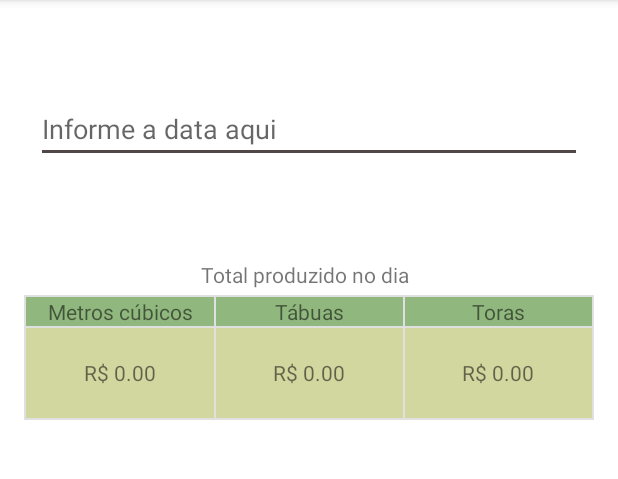
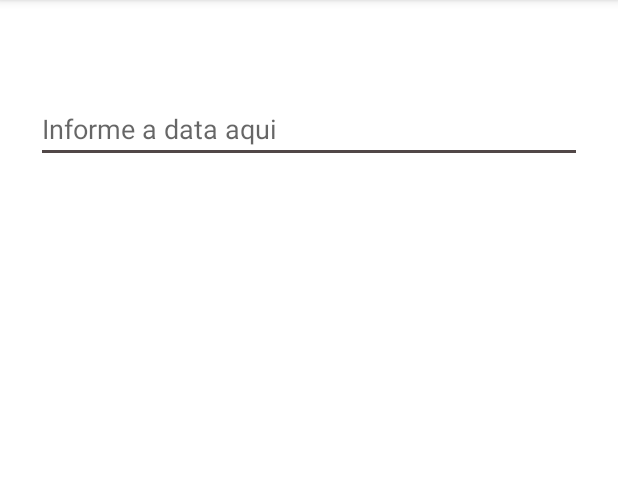
Before and after one commit to RafaGois/Tabuas, an Android app: the fragment GraphPizza shown on its own in the app's theme, on a phone screen of 412 x 824 dp, the part 84-563 px from its top. Run offline under Robolectric (Android 15) with nearby library versions, the phone set to English and light mode, and no system bars.

Commit message:
update data

```diff
--- a/app/src/main/java/com/example/tabuas/activity/fragmentos/GraphPizza.java
+++ b/app/src/main/java/com/example/tabuas/activity/fragmentos/GraphPizza.java
@@ -14,6 +14,7 @@ import android.view.ViewGroup;
 import android.view.inputmethod.InputMethodManager;
 import android.widget.DatePicker;
 import android.widget.EditText;
+import android.widget.LinearLayout;
 import android.widget.TextView;
 
 import com.example.tabuas.R;
@@ -86,6 +87,8 @@ public class GraphPizza extends Fragment {
         data();
 
         listenerData();
+
+        showVals();
     }
 
     @Override
@@ -102,6 +105,7 @@ public class GraphPizza extends Fragment {
 
         for (Registro reg : registros) {
             if (reg.getDateTime().trim().equals(dataSelecionada)) {
+
                 if (reg.getCategoria().equals(TiposCategorias.METRO_CUBICO.getValor())) {
                     totalMetroCubico += reg.getValor();
                 } else if (reg.getCategoria().equals(TiposCategorias.TABUA.getValor())) {
@@ -111,6 +115,34 @@ public class GraphPizza extends Fragment {
                 }
             }
         }
+    }
+
+    private void showVals () {
+        if (totalToras != 0 || totalTabuas != 0 || totalMetroCubico != 0) {
+            mostra();
+        } else {
+            oculta();
+        }
+    }
+
+    private void mostra () {
+
+        LinearLayout ll = getView().findViewById(R.id.tabelaValores);
+        TextView txtDia = (TextView) getView().findViewById(R.id.txtDia);
+
+        ll.setVisibility(View.VISIBLE);
+        txtDia.setVisibility(View.VISIBLE);
+    }
+
+    private void oculta () {
+
+        LinearLayout ll = getView().findViewById(R.id.tabelaValores);
+        TextView txtDia = (TextView) getView().findViewById(R.id.txtDia);
+
+        ll.setVisibility(View.GONE);
+        txtDia.setVisibility(View.GONE);
+
+        //todo tambem mostrar "nenhum valor encontrado"
     }
 
     private void atribui () {
@@ -179,8 +211,10 @@ public class GraphPizza extends Fragment {
             public boolean onKey(View view, int keyCode, KeyEvent keyEvent) {
                 if(keyCode == KeyEvent.KEYCODE_ENTER) {
                     if(!inputDate.getText().toString().equals("")) {
+
                         agregaVals();
                         atribui();
+                        showVals();
 
                         InputMethodManager inputManager = (InputMethodManager)getActivity().getSystemService(Context.INPUT_METHOD_SERVICE);
                         inputManager.hideSoftInputFromWindow(getActivity().getCurrentFocus().getWindowToken(),
--- a/app/src/main/res/layout/activity_main.xml
+++ b/app/src/main/res/layout/activity_main.xml
@@ -63,4 +63,5 @@
         app:layout_constraintEnd_toEndOf="parent"
         app:layout_constraintStart_toStartOf="parent"
         app:layout_constraintTop_toBottomOf="@+id/imageView" />
+
 </androidx.constraintlayout.widget.ConstraintLayout>
--- a/app/src/main/res/layout/fragment_graph_pizza.xml
+++ b/app/src/main/res/layout/fragment_graph_pizza.xml
@@ -28,25 +28,26 @@
         android:id="@+id/txtDia"
         android:layout_width="wrap_content"
         android:layout_height="wrap_content"
-        android:layout_marginBottom="4dp"
+        android:layout_marginBottom="8dp"
         android:text="Total produzido no dia dd/mm/yyyy"
-        app:layout_constraintBottom_toTopOf="@+id/linearLayout2"
+        app:layout_constraintBottom_toTopOf="@+id/tabelaValores"
         app:layout_constraintEnd_toEndOf="parent"
         app:layout_constraintHorizontal_bias="0.497"
         app:layout_constraintStart_toStartOf="parent" />
 
     <LinearLayout
-        android:id="@+id/linearLayout2"
+        android:id="@+id/tabelaValores"
         android:layout_width="0dp"
         android:layout_height="wrap_content"
         android:layout_marginLeft="16dp"
         android:layout_marginRight="16dp"
         android:orientation="vertical"
+        android:visibility="visible"
         app:layout_constraintBottom_toBottomOf="parent"
         app:layout_constraintEnd_toEndOf="parent"
         app:layout_constraintStart_toStartOf="parent"
         app:layout_constraintTop_toTopOf="parent"
-        app:layout_constraintVertical_bias="0.287">
+        app:layout_constraintVertical_bias="0.29000002">
 
         <View
             android:id="@+id/divider11"
```
